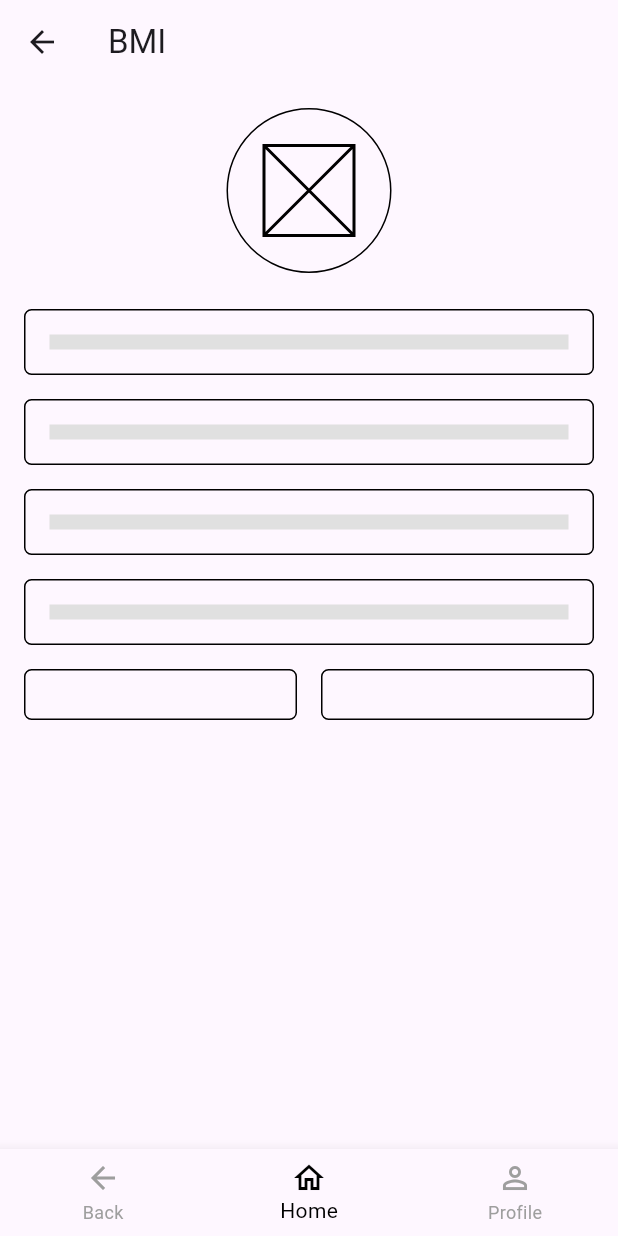
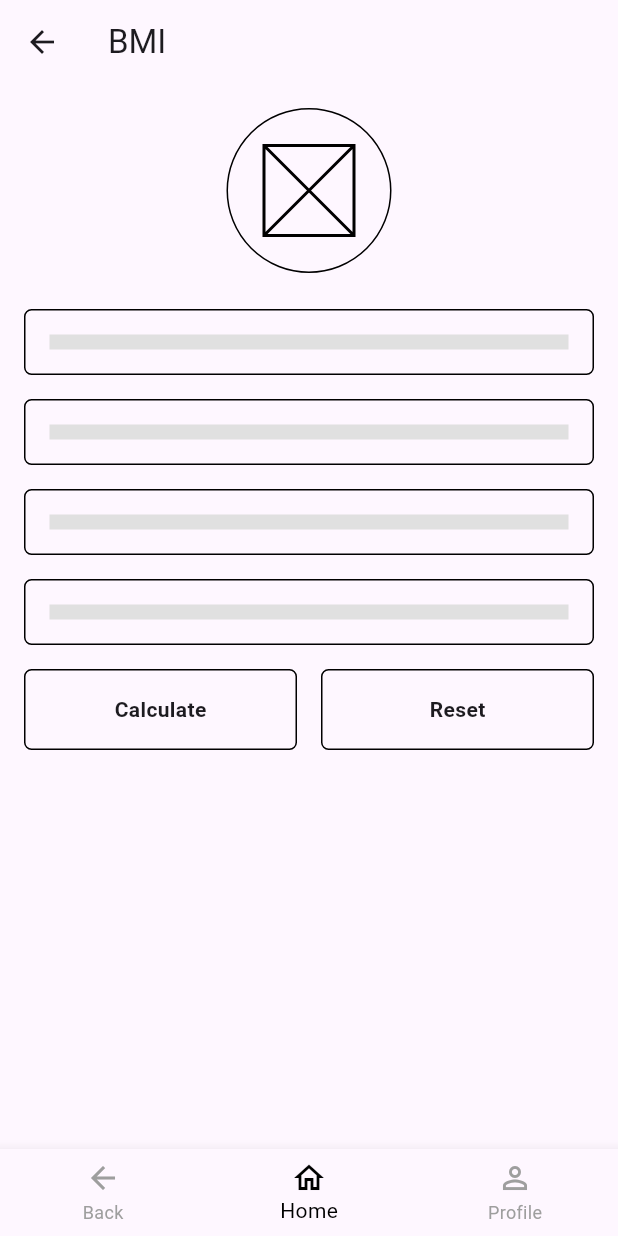
Before and after one commit to divapanca/UTP-Mopro-APK-Kesehatan, a Flutter app: the BMIScreen screen opened by its route, on a phone screen of 412 x 824 dp. Run offline on Flutter 3.47's test engine with Material 3 defaults, Android fonts, the phone set to English and light mode, and no system bars.

Commit message:
update bmi

```diff
--- a/lib/screens/bmi_screen.dart
+++ b/lib/screens/bmi_screen.dart
@@ -20,16 +20,13 @@ class BMIScreen extends StatelessWidget {
     );
   }
 
-
   Widget _buildSmallButton(BuildContext context, String text) {
     return Expanded(
       child: GestureDetector(
         onTap: () {
-
           if (text == 'Calculate') {
-            Navigator.pushNamed(context, '/bmi_result_screen');
+            Navigator.pushNamed(context, '/bmi_result');
           }
-
         },
         child: Container(
           margin: const EdgeInsets.symmetric(horizontal: 8.0),
@@ -37,6 +34,12 @@ class BMIScreen extends StatelessWidget {
           decoration: BoxDecoration(
             border: Border.all(color: Colors.black),
             borderRadius: BorderRadius.circular(5.0),
+          ),
+          child: Center(
+            child: Text(
+              text,
+              style: const TextStyle(fontWeight: FontWeight.bold),
+            ),
           ),
         ),
       ),
@@ -50,7 +53,8 @@ class BMIScreen extends StatelessWidget {
       body: SingleChildScrollView(
         child: Column(
           children: <Widget>[
-            Container(
+            Center(
+              child: Container(
                 margin: const EdgeInsets.all(16.0),
                 padding: const EdgeInsets.all(24.0),
                 decoration: BoxDecoration(
@@ -60,24 +64,20 @@ class BMIScreen extends StatelessWidget {
                 child: const SizedBox(
                   width: 60,
                   height: 60,
-                child: Placeholder(
-                  color: Colors.black,
+                  child: Placeholder(color: Colors.black),
                 ),
               ),
             ),
-
             _buildInputField(),
             _buildInputField(),
             _buildInputField(),
             _buildInputField(),
-
             Padding(
               padding: const EdgeInsets.all(8.0),
               child: Row(
                 children: <Widget>[
-
+                  _buildSmallButton(context, 'Calculate'),
                   _buildSmallButton(context, 'Reset'),
-                  _buildSmallButton(context, 'Calculate'),
                 ],
               ),
             ),
```
Lines whose indentation alone changed are shown as unchanged.
